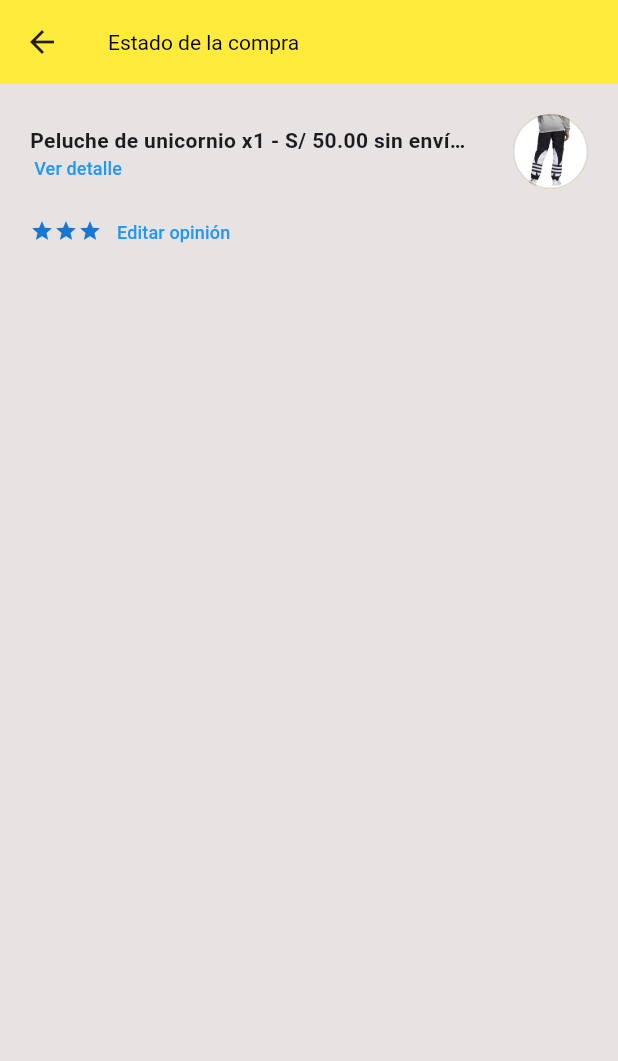
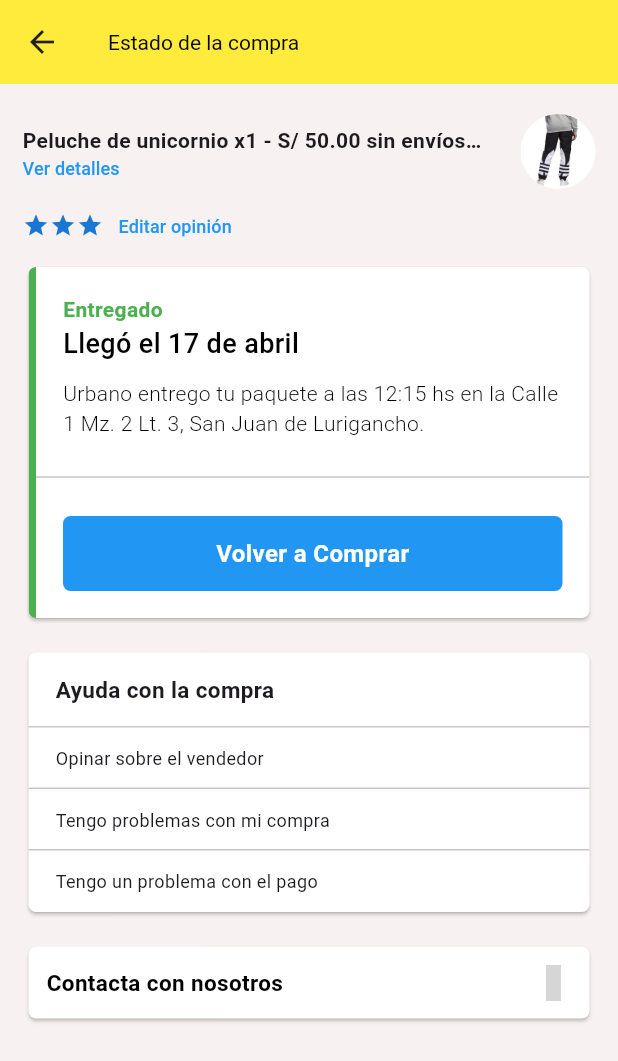
Before and after one commit to paredes09/iqts_store, a Flutter app: the EstadoCompraPage screen opened by its route, on a phone screen of 412 x 824 dp. Shown: the top 1061 px of the screen. Run offline on Flutter 3.47's test engine with Material 3 defaults, Android fonts, the light colour scheme and no system bars; our stand-ins replace carousel_slider, get, hugeicons, smooth_page_indicator; network calls fail; grey boxes are pictures that could not be loaded.

Commit message:
complet estado compra

```diff
--- a/lib/ui/global/botones/text_global_button.dart
+++ b/lib/ui/global/botones/text_global_button.dart
@@ -8,7 +8,7 @@ TextButton globalTextButton(Function()? onpress, String texto) {
     ),
     child: Text(
       texto,
-      style: const TextStyle(fontSize: 11),
+      style: const TextStyle(fontSize: 12),
     ),
   );
 }
--- a/lib/ui/global/colores/themes/dark_theme.dart
+++ b/lib/ui/global/colores/themes/dark_theme.dart
@@ -8,6 +8,12 @@ final ThemeData appThemeData = ThemeData(
   listTileTheme: const ListTileThemeData(
     textColor: Colors.black54,
     iconColor: Colors.black54,
+  ),
+  cardTheme: CardTheme(
+    color: Colors.white,
+    shape: RoundedRectangleBorder(
+      borderRadius: BorderRadius.circular(5.0),
+    ),
   ),
   iconButtonTheme: const IconButtonThemeData(
       style: ButtonStyle(
--- /dev/null
+++ b/lib/ui/views/compras/componentes/tarjeta_ayuda_compra.dart
@@ -0,0 +1,54 @@
+import 'package:flutter/material.dart';
+
+final List<Map<String, dynamic>> ayuda = [
+  {
+    'texto': 'Opinar sobre el vendedor',
+    'route': "/home",
+  },
+  {'texto': 'Tengo problemas con mi compra', 'route': "/home"},
+  {'texto': 'Tengo un problema con el pago', 'route': "/home"},
+];
+Card tarjetaAyudaCompra() {
+  return Card(
+    child: SizedBox(
+        width: double.infinity,
+        child: Column(
+          crossAxisAlignment: CrossAxisAlignment.start,
+          children: [
+            const Padding(
+              padding: EdgeInsets.only(left: 18, top: 14, bottom: 15),
+              child: Text('Ayuda con la compra',
+                  style: TextStyle(fontWeight: FontWeight.bold, fontSize: 15)),
+            ),
+            const Divider(
+              height: 0,
+            ),
+            for (var item in ayuda)
+              InkWell(
+                onTap: () => (item['route']),
+                child: Column(
+                  crossAxisAlignment: CrossAxisAlignment.start,
+                  children: [
+                    SizedBox(
+                      width: double.infinity,
+                      child: Padding(
+                        padding: const EdgeInsets.only(
+                            left: 18, top: 12, bottom: 12),
+                        child: Text(item['texto'],
+                            style: const TextStyle(
+                                fontWeight: FontWeight.w400, fontSize: 12)),
+                      ),
+                    ),
+                    if (item != ayuda.last)
+                      const Divider(
+                        height: 0,
+                      )
+                    else
+                      const SizedBox(),
+                  ],
+                ),
+              ),
+          ],
+        )),
+  );
+}
--- a/lib/ui/views/compras/componentes/tarjeta_compra.dart
+++ b/lib/ui/views/compras/componentes/tarjeta_compra.dart
@@ -6,10 +6,6 @@ SizedBox tarjetaEstadoCompra() {
   return SizedBox(
     width: double.infinity,
     child: Card(
-        color: Colors.white,
-        shape: RoundedRectangleBorder(
-          borderRadius: BorderRadius.circular(5.0),
-        ),
         child: Column(
           children: [
             Padding(
--- /dev/null
+++ b/lib/ui/views/compras/componentes/tarjeta_estado_compra.dart
@@ -0,0 +1,61 @@
+import 'package:flutter/material.dart';
+import 'package:iqts_store/ui/global/botones/elevate.dart';
+
+Card tarjetaDetalleEstadoCompra() {
+  return Card(
+    child: ClipPath(
+      clipper: ShapeBorderClipper(
+          shape:
+              RoundedRectangleBorder(borderRadius: BorderRadius.circular(5))),
+      child: Container(
+        decoration: const BoxDecoration(
+          border: Border(left: BorderSide(color: Colors.green, width: 5)),
+        ),
+        width: double.infinity,
+        child: Column(
+          children: [
+            const Padding(
+              padding: EdgeInsets.all(18.0),
+              child: Column(
+                crossAxisAlignment: CrossAxisAlignment.start,
+                children: [
+                  Text(
+                    'Entregado',
+                    style: TextStyle(
+                        color: Colors.green,
+                        fontWeight: FontWeight.bold,
+                        fontSize: 14),
+                  ),
+                  Text(
+                    'Llegó el 17 de abril',
+                    style: TextStyle(
+                        color: Colors.black,
+                        fontWeight: FontWeight.w500,
+                        fontSize: 18),
+                  ),
+                  SizedBox(
+                    height: 10,
+                  ),
+                  SizedBox(
+                    width: double.infinity,
+                    child: Text(
+                        'Urbano entrego tu paquete a las 12:15 hs en la Calle 1 Mz. 2 Lt. 3, San Juan de Lurigancho.',
+                        style: TextStyle(
+                            color: Colors.black,
+                            fontWeight: FontWeight.w300,
+                            fontSize: 14)),
+                  ),
+                ],
+              ),
+            ),
+            const Divider(),
+            Padding(
+              padding: const EdgeInsets.all(18.0),
+              child: elevateButton('Volver a Comprar', '/compra'),
+            ),
+          ],
+        ),
+      ),
+    ),
+  );
+}
--- a/lib/ui/views/compras/pages/compra_page.dart
+++ b/lib/ui/views/compras/pages/compra_page.dart
@@ -12,7 +12,7 @@ class CompraPage extends GetView<CompraController> {
     return Scaffold(
         appBar: AppBar(title: const Text('Mis compras')),
         body: Container(
-          color: const Color.fromARGB(255, 232, 227, 227),
+          color: const Color.fromARGB(255, 247, 241, 241),
           height: double.infinity,
           width: double.infinity,
           child: Column(
--- a/lib/ui/views/compras/pages/estado_compra_page.dart
+++ b/lib/ui/views/compras/pages/estado_compra_page.dart
@@ -1,9 +1,12 @@
 import 'package:flutter/material.dart';
 import 'package:get/get.dart';
+import 'package:hugeicons/hugeicons.dart';
+import 'package:iqts_store/ui/global/botones/text_global_button.dart';
+import 'package:iqts_store/ui/views/compras/componentes/tarjeta_ayuda_compra.dart';
+import 'package:iqts_store/ui/views/compras/componentes/tarjeta_estado_compra.dart';
 
 class EstadoCompraPage extends GetView {
   const EstadoCompraPage({super.key});
-
   @override
   Widget build(BuildContext context) {
     return Scaffold(
@@ -12,39 +15,30 @@ class EstadoCompraPage extends GetView {
         ),
         body: SafeArea(
             child: Container(
-          color: const Color.fromARGB(255, 232, 227, 227),
+          color: const Color.fromARGB(255, 247, 241, 241),
           height: MediaQuery.of(context).size.height,
           width: double.infinity,
           child: Column(
             children: [
               Padding(
-                padding: const EdgeInsets.all(20.0),
+                padding: const EdgeInsets.only(
+                    top: 20, left: 15, right: 15, bottom: 15),
                 child: Row(
                   mainAxisAlignment: MainAxisAlignment.start,
                   children: [
-                    const Expanded(
+                    Expanded(
                       child: SizedBox(
                         child: Column(
                           crossAxisAlignment: CrossAxisAlignment.start,
                           children: [
-                            Text(
+                            const Text(
                                 'Peluche de unicornio x1 - S/ 50.00 sin envíosdsdsdsdsdasdsadasd',
                                 overflow: TextOverflow.ellipsis,
                                 maxLines: 1,
                                 style: TextStyle(fontWeight: FontWeight.bold)),
                             SizedBox(
                                 height: 15,
-                                child: TextButton(
-                                  onPressed: null,
-                                  style: ButtonStyle(
-                                    padding:
-                                        WidgetStatePropertyAll(EdgeInsets.zero),
-                                  ),
-                                  child: Text(
-                                    'Ver detalle',
-                                    style: TextStyle(fontSize: 12),
-                                  ),
-                                )),
+                                child: globalTextButton(null, 'Ver detalles')),
                           ],
                         ),
                       ),
@@ -55,42 +49,68 @@ class EstadoCompraPage extends GetView {
                     Container(
                       height: 50,
                       width: 50,
-                      decoration: BoxDecoration(
+                      decoration: const BoxDecoration(
                           shape: BoxShape.circle,
-                          border: Border.all(color: Colors.black12),
-                          color: Colors.amber,
-                          image: const DecorationImage(
+                          image: DecorationImage(
                               image: AssetImage('assets/ejemplo.webp'))),
                     )
                   ],
                 ),
               ),
               Padding(
-                padding: const EdgeInsets.symmetric(horizontal: 20),
+                padding: const EdgeInsets.symmetric(horizontal: 15),
                 child: Row(
                   children: [
                     Icon(Icons.star_outlined,
-                        size: 16, color: Colors.blue.shade700),
+                        size: 18, color: Colors.blue.shade700),
                     Icon(Icons.star_outlined,
-                        size: 16, color: Colors.blue.shade700),
+                        size: 18, color: Colors.blue.shade700),
                     Icon(Icons.star_outlined,
-                        size: 16, color: Colors.blue.shade700),
+                        size: 18, color: Colors.blue.shade700),
                     const SizedBox(
                       width: 10,
                     ),
-                    const SizedBox(
+                    SizedBox(
                         height: 15,
-                        child: TextButton(
-                          onPressed: null,
-                          style: ButtonStyle(
-                            padding: WidgetStatePropertyAll(EdgeInsets.zero),
-                          ),
-                          child: Text(
-                            'Editar opinión',
-                            style: TextStyle(fontSize: 12),
-                          ),
-                        )),
+                        child: globalTextButton(null, 'Editar opinión')),
                   ],
+                ),
+              ),
+              Padding(
+                  padding: const EdgeInsets.all(15.0),
+                  child: tarjetaDetalleEstadoCompra()),
+              Padding(
+                  padding: const EdgeInsets.symmetric(horizontal: 15),
+                  child: tarjetaAyudaCompra()),
+              Padding(
+                padding: const EdgeInsets.all(15.0),
+                child: Card(
+                  shape: RoundedRectangleBorder(
+                    borderRadius: BorderRadius.circular(5.0),
+                  ),
+                  child: InkWell(
+                    borderRadius: BorderRadius.circular(5),
+                    onTap: () => Get.toNamed('/contacto'),
+                    child: const Padding(
+                      padding: EdgeInsets.all(12.0),
+                      child: SizedBox(
+                        width: double.infinity,
+                        child: Row(
+                          mainAxisAlignment: MainAxisAlignment.spaceBetween,
+                          children: [
+                            Text('Contacta con nosotros',
+                                style: TextStyle(
+                                    color: Colors.black,
+                                    fontWeight: FontWeight.bold,
+                                    fontSize: 15)),
+                            HugeIcon(
+                                icon: HugeIcons.strokeRoundedArrowRight01,
+                                color: Colors.black),
+                          ],
+                        ),
+                      ),
+                    ),
+                  ),
                 ),
               )
             ],
```
